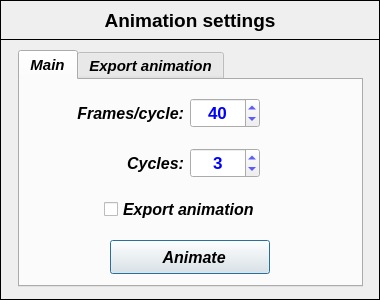
The window that data/user_input/ui/Plots/Animation/animationSettingsInput.ui (open-pulse/OpenPulse) describes before a commit, drawn with Qt 5.
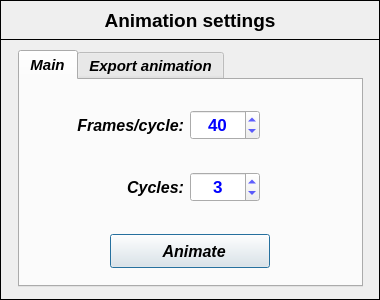
The same window after the commit. Icons and pictures are not drawn.

Commit message: New fluid input window (various gases) #109

```diff
--- a/data/user_input/ui/Plots/Animation/animationSettingsInput.ui
+++ b/data/user_input/ui/Plots/Animation/animationSettingsInput.ui
@@ -140,7 +140,7 @@
       <property name="geometry">
        <rect>
         <x>170</x>
-        <y>18</y>
+        <y>30</y>
         <width>70</width>
         <height>30</height>
        </rect>
@@ -197,7 +197,7 @@
       <property name="geometry">
        <rect>
         <x>44</x>
-        <y>18</y>
+        <y>30</y>
         <width>120</width>
         <height>30</height>
        </rect>
@@ -234,7 +234,7 @@
       <property name="geometry">
        <rect>
         <x>170</x>
-        <y>68</y>
+        <y>92</y>
         <width>70</width>
         <height>30</height>
        </rect>
@@ -291,7 +291,7 @@
       <property name="geometry">
        <rect>
         <x>94</x>
-        <y>68</y>
+        <y>92</y>
         <width>70</width>
         <height>30</height>
        </rect>
@@ -324,58 +324,11 @@
        <set>Qt::AlignRight|Qt::AlignTrailing|Qt::AlignVCenter</set>
       </property>
      </widget>
-     <widget class="QCheckBox" name="checkBox_export">
-      <property name="geometry">
-       <rect>
-        <x>84</x>
-        <y>114</y>
-        <width>180</width>
-        <height>30</height>
-       </rect>
-      </property>
-      <property name="minimumSize">
-       <size>
-        <width>180</width>
-        <height>30</height>
-       </size>
-      </property>
-      <property name="maximumSize">
-       <size>
-        <width>180</width>
-        <height>30</height>
-       </size>
-      </property>
-      <property name="font">
-       <font>
-        <family>Arial</family>
-        <pointsize>12</pointsize>
-        <weight>75</weight>
-        <italic>true</italic>
-        <bold>true</bold>
-       </font>
-      </property>
-      <property name="text">
-       <string>Export animation</string>
-      </property>
-      <property name="icon">
-       <iconset>
-        <normaloff>../../../../icons/008-diskette.png</normaloff>../../../../icons/008-diskette.png</iconset>
-      </property>
-      <property name="iconSize">
-       <size>
-        <width>22</width>
-        <height>22</height>
-       </size>
-      </property>
-      <property name="checked">
-       <bool>false</bool>
-      </property>
-     </widget>
      <widget class="QPushButton" name="pushButton_animate">
       <property name="geometry">
        <rect>
         <x>90</x>
-        <y>160</y>
+        <y>154</y>
         <width>160</width>
         <height>34</height>
        </rect>
```
Left out of the diff: 6 changed lines with no effect on the pictures. The commit also changes 8 other files.
